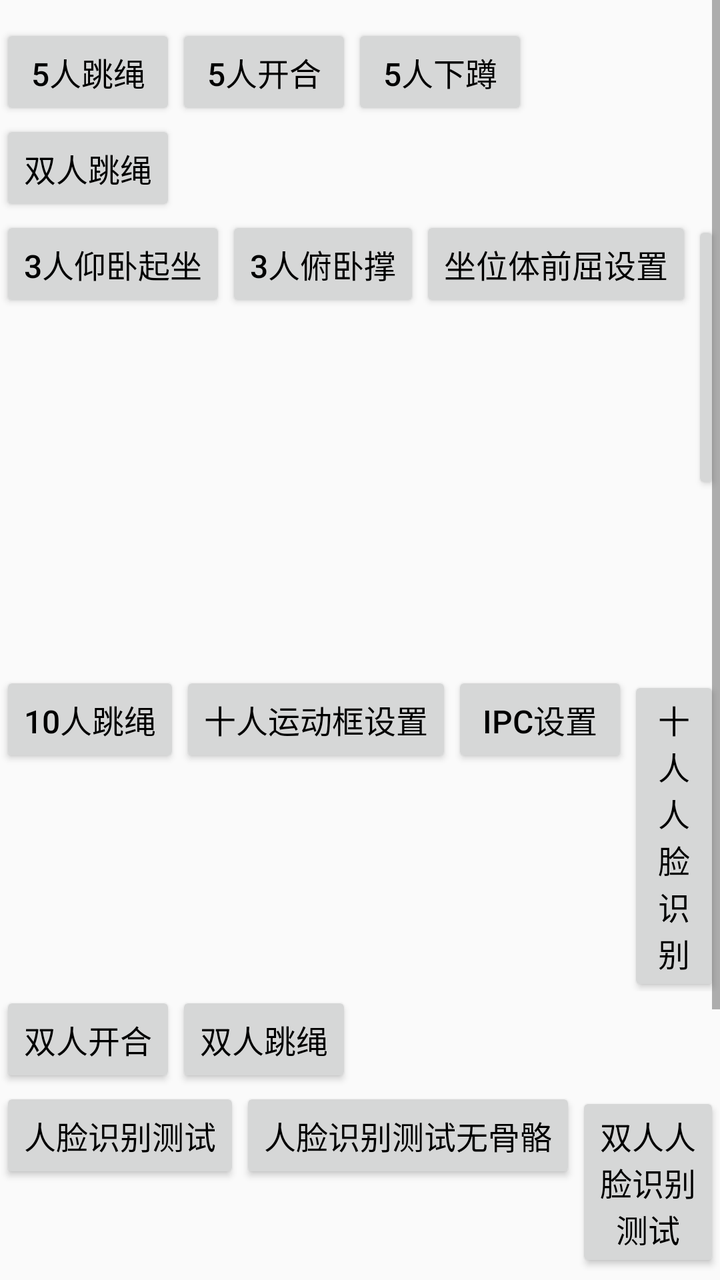
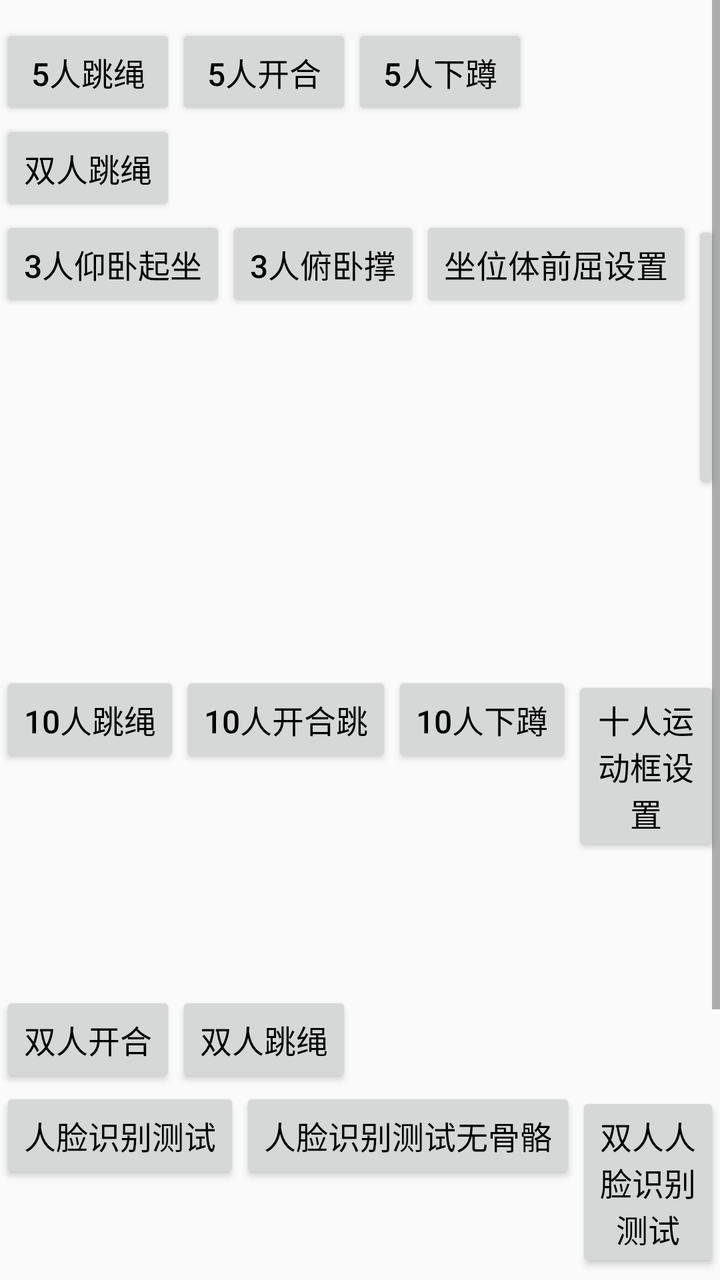

Before-and-after screenshots of an Android layout around one commit, followed by the original layout XML and the change that was made.
<!-- AndroidManifest.xml: application theme AppTheme -->
<!-- res/layout/ac_main.xml -->
<?xml version="1.0" encoding="utf-8"?>
<androidx.constraintlayout.widget.ConstraintLayout xmlns:android="http://schemas.android.com/apk/res/android"
    xmlns:app="http://schemas.android.com/apk/res-auto"
    android:layout_width="match_parent"
    android:layout_height="match_parent">

    <ScrollView
        android:layout_width="match_parent"
        android:layout_height="match_parent"
        android:layout_centerHorizontal="true"
        android:scrollbars="vertical">

        <LinearLayout
            android:layout_width="wrap_content"
            android:layout_height="wrap_content"
            android:layout_centerInParent="true"
            android:orientation="vertical"
            android:paddingTop="12dp"
            android:paddingBottom="12dp">

            <LinearLayout
                android:layout_width="wrap_content"
                android:layout_height="wrap_content"
                android:orientation="horizontal">

                <Button
                    android:id="@+id/bnt_0"
                    android:layout_width="wrap_content"
                    android:layout_height="wrap_content"
                    android:text="5人跳绳"
                    android:textColor="@color/color_black"
                    android:textSize="16sp" />

                <Button
                    android:id="@+id/bnt_3"
                    android:layout_width="wrap_content"
                    android:layout_height="wrap_content"
                    android:text="5人开合"
                    android:textColor="@color/color_black"
                    android:textSize="16sp" />

                <Button
                    android:id="@+id/bnt_4"
                    android:layout_width="wrap_content"
                    android:layout_height="wrap_content"
                    android:text="5人下蹲"
                    android:textColor="@color/color_black"
                    android:textSize="16sp" />

            </LinearLayout>

            <LinearLayout
                android:layout_width="match_parent"
                android:layout_height="wrap_content"
                android:contentDescription="双人运动">
                <Button
                    android:id="@+id/btn_d_skip"
                    android:layout_width="wrap_content"
                    android:layout_height="wrap_content"
                    android:text="双人跳绳"
                    android:textColor="@color/color_black"
                    android:textSize="16sp" />
            </LinearLayout>

            <LinearLayout
                android:layout_width="wrap_content"
                android:layout_height="wrap_content"
                android:orientation="horizontal">

                <Button
                    android:id="@+id/bnt_8"
                    android:layout_width="wrap_content"
                    android:layout_height="wrap_content"
                    android:text="3人仰卧起坐"
                    android:textColor="@color/color_black"
                    android:textSize="16sp" />

                <Button
                    android:id="@+id/bnt_9"
                    android:layout_width="wrap_content"
                    android:layout_height="wrap_content"
                    android:text="3人俯卧撑"
                    android:textColor="@color/color_black"
                    android:textSize="16sp" />

                <Button
                    android:id="@+id/bnt_10"
                    android:layout_width="wrap_content"
                    android:layout_height="wrap_content"
                    android:text="坐位体前屈设置"
                    android:textColor="@color/color_black"
                    android:textSize="16sp" />

                <Button
                    android:id="@+id/bnt_zw"
                    android:layout_width="wrap_content"
                    android:layout_height="wrap_content"
                    android:text="坐位体前屈"
                    android:textColor="@color/color_black"
                    android:textSize="16sp" />

                <Button
                    android:id="@+id/btn_forward_6_set"
                    android:layout_width="wrap_content"
                    android:layout_height="wrap_content"
                    android:text="6人坐位体前屈设置"
                    android:textColor="@color/color_black"
                    android:textSize="16sp" />

                <Button
                    android:id="@+id/btn_forward_6"
                    android:layout_width="wrap_content"
                    android:layout_height="wrap_content"
                    android:text="6人坐位体前屈"
                    android:textColor="@color/color_black"
                    android:textSize="16sp" />

            </LinearLayout>

            <LinearLayout
                android:layout_width="wrap_content"
                android:layout_height="wrap_content"
                android:orientation="horizontal">

                <Button
                    android:id="@+id/bnt_11"
                    android:layout_width="wrap_content"
                    android:layout_height="wrap_content"
                    android:text="10人跳绳"
                    android:textColor="@color/color_black"
                    android:textSize="16sp" />

                <Button
                    android:id="@+id/btn_10_region_set"
                    android:layout_width="wrap_content"
                    android:layout_height="wrap_content"
                    android:text="十人运动框设置"
                    android:textColor="@color/color_black"
                    android:textSize="16sp" />

                <Button
                    android:id="@+id/btn_ipc_set"
                    android:layout_width="wrap_content"
                    android:layout_height="wrap_content"
                    android:text="IPC设置"
                    android:textColor="@color/color_black"
                    android:textSize="16sp" />

                <Button
                    android:id="@+id/btn_ten_face"
                    android:layout_width="wrap_content"
                    android:layout_height="wrap_content"
                    android:text="十人人脸识别"
                    android:textColor="@color/color_black"
                    android:textSize="16sp" />
            </LinearLayout>

            <LinearLayout
                android:layout_width="wrap_content"
                android:layout_height="wrap_content"
                android:orientation="horizontal">

                <Button
                    android:id="@+id/bnt_12"
                    android:layout_width="wrap_content"
                    android:layout_height="wrap_content"
                    android:text="双人开合"
                    android:textColor="@color/color_black"
                    android:textSize="16sp" />

                <Button
                    android:id="@+id/bnt_13"
                    android:layout_width="wrap_content"
                    android:layout_height="wrap_content"
                    android:text="双人跳绳"
                    android:textColor="@color/color_black"
                    android:textSize="16sp" />

            </LinearLayout>

            <LinearLayout
                android:layout_width="wrap_content"
                android:layout_height="wrap_content">

                <Button
                    android:id="@+id/btn_face_test"
                    android:layout_width="wrap_content"
                    android:layout_height="wrap_content"
                    android:text="人脸识别测试"
                    android:textColor="@color/color_black"
                    android:textSize="16sp" />

                <Button
                    android:id="@+id/btn_face_test2"
                    android:layout_width="wrap_content"
                    android:layout_height="wrap_content"
                    android:text="人脸识别测试无骨骼"
                    android:textColor="@color/color_black"
                    android:textSize="16sp" />

                <Button
                    android:id="@+id/btn_double_face"
                    android:layout_width="wrap_content"
                    android:layout_height="wrap_content"
                    android:text="双人人脸识别测试"
                    android:textColor="@color/color_black"
                    android:textSize="16sp" />

                <Button
                    android:id="@+id/btn_pic_identify"
                    android:layout_width="wrap_content"
                    android:layout_height="wrap_content"
                    android:text="图片人脸识别"
                    android:textColor="@color/color_black"
                    android:textSize="16sp" />
            </LinearLayout>

            <LinearLayout
                android:layout_width="wrap_content"
                android:layout_height="wrap_content">

                <Button
                    android:id="@+id/btn_nfc_test"
                    android:layout_width="wrap_content"
                    android:layout_height="wrap_content"
                    android:text="NFC读卡测试"
                    android:textColor="@color/color_black"
                    android:textSize="16sp" />
            </LinearLayout>

            <LinearLayout
                android:layout_width="wrap_content"
                android:layout_height="wrap_content">

                <Button
                    android:id="@+id/btn_body_test"
                    android:layout_width="wrap_content"
                    android:layout_height="wrap_content"
                    android:text="框体测试"
                    android:textColor="@color/color_black"
                    android:textSize="16sp" />
            </LinearLayout>

        </LinearLayout>

    </ScrollView>

    <TextView
        android:id="@+id/tv_org_id"
        android:layout_width="wrap_content"
        android:layout_height="wrap_content"
        android:layout_marginEnd="@dimen/dp_60"
        android:layout_marginBottom="@dimen/dp_60"
        app:layout_constraintBottom_toBottomOf="parent"
        app:layout_constraintEnd_toEndOf="parent" />
</androidx.constraintlayout.widget.ConstraintLayout>
<!-- resources referenced by this layout -->
<resources>
  <color name="color_black">#000000</color>
  <dimen name="dp_60">60dp</dimen>
  <style name="AppTheme" parent="Theme.AppCompat.DayNight.NoActionBar">
          <item name="colorPrimary">#00FFFF</item>
          <item name="colorPrimaryDark">#FFFFFF</item>
          <item name="colorAccent">#FFFF00</item>
          <item name="android:windowActionBar">false</item>
          <item name="android:windowNoTitle">true</item>
          <item name="android:windowContentTransitions">true</item>
          <item name="android:statusBarColor">@android:color/transparent</item>
          <item name="android:windowFullscreen">true</item>
          <item name="android:windowTranslucentNavigation">true</item>
          <item name="android:windowTranslucentStatus">true</item>
          <item name="android:windowDisablePreview">true</item>
      </style>
</resources>

<!-- the commit's change to res/layout/ac_main.xml (unified diff, before → after) -->
@@ -127,6 +127,22 @@
                     android:layout_width="wrap_content"
                     android:layout_height="wrap_content"
                     android:text="10人跳绳"
+                    android:textColor="@color/color_black"
+                    android:textSize="16sp" />
+
+                <Button
+                    android:id="@+id/btn_ten_open_close"
+                    android:layout_width="wrap_content"
+                    android:layout_height="wrap_content"
+                    android:text="10人开合跳"
+                    android:textColor="@color/color_black"
+                    android:textSize="16sp" />
+
+                <Button
+                    android:id="@+id/btn_ten_squat"
+                    android:layout_width="wrap_content"
+                    android:layout_height="wrap_content"
+                    android:text="10人下蹲"
                     android:textColor="@color/color_black"
                     android:textSize="16sp" />
 
